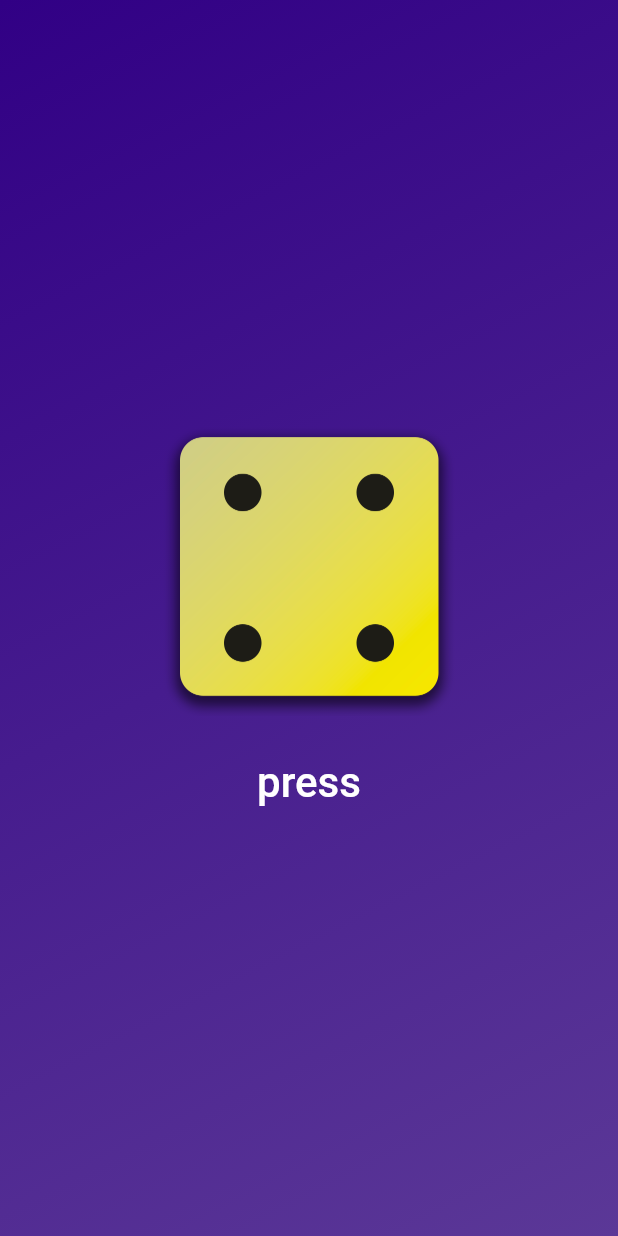
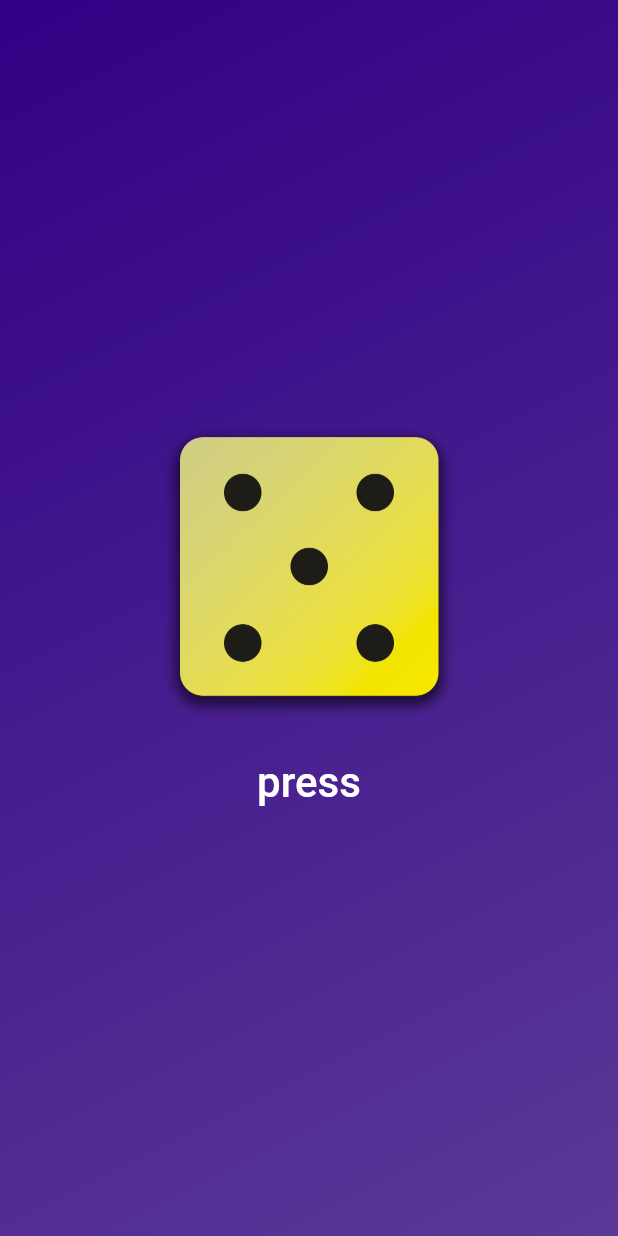
Before and after one commit to kim-hyunjin/hello-flutter, a Flutter app: the screen it shows after launch, after a tap on "press", on a phone screen of 412 x 824 dp. Run offline on Flutter 3.47's test engine with Material 2 defaults, Android fonts, the phone set to English and light mode, and no system bars.

```diff
--- a/roll_dice_app/lib/dice_roller.dart
+++ b/roll_dice_app/lib/dice_roller.dart
@@ -1,5 +1,6 @@
 import 'package:flutter/material.dart';
 import 'package:roll_dice_app/styled_text.dart';
+import 'dart:math';
 
 class DiceRoller extends StatefulWidget {
   const DiceRoller({super.key});
@@ -10,13 +11,14 @@ class DiceRoller extends StatefulWidget {
   }
 }
 
+final randomizer = Random();
+
 // _ mean only can use in this file's scope
 class _DiceRollerState extends State<DiceRoller> {
-  var activeDiceImage = 'assets/images/dice-1.png';
-
+  var currentDiceNumber = 2;
   void rollDice() {
     setState(() {
-      activeDiceImage = 'assets/images/dice-4.png';
+      currentDiceNumber = randomizer.nextInt(6) + 1;
     });
   }
 
@@ -27,7 +29,7 @@ class _DiceRollerState extends State<DiceRoller> {
       mainAxisAlignment: MainAxisAlignment.center,
       children: [
         Image.asset(
-          activeDiceImage,
+          'assets/images/dice-$currentDiceNumber.png',
           width: 200,
         ),
         const SizedBox(
```
